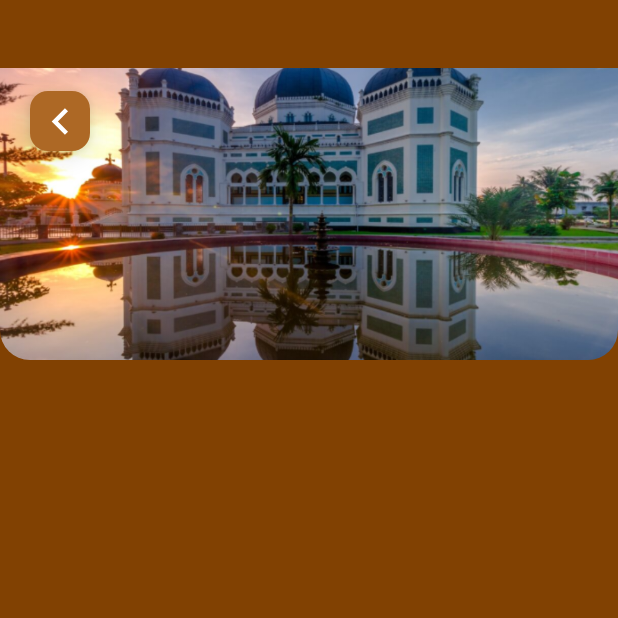
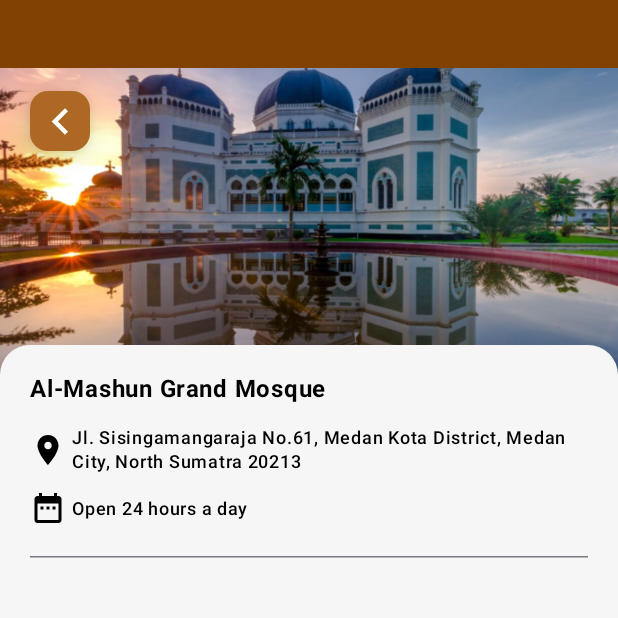
Before and after one commit to Limzen/Luminara-mobile, an Android app built with Jetpack Compose: the screen it shows after launch (MainActivity), on a phone screen of 412 x 824 dp, the top half of it. Run offline under Robolectric (Android 15) with nearby library versions, the light colour scheme and no system bars.

Commit message:
add topheader

```diff
--- a/app/src/main/java/com/example/luminara/ui/screens/home/SiteDetailScreen.kt
+++ b/app/src/main/java/com/example/luminara/ui/screens/home/SiteDetailScreen.kt
@@ -1,59 +1,178 @@
 package com.example.luminara.ui.screens.home
 
+import androidx.compose.animation.core.animateDpAsState
 import androidx.compose.foundation.Image
 import androidx.compose.foundation.background
-import androidx.compose.foundation.layout.Box
-import androidx.compose.foundation.layout.Column
-import androidx.compose.foundation.layout.Row
-import androidx.compose.foundation.layout.Spacer
-import androidx.compose.foundation.layout.fillMaxSize
-import androidx.compose.foundation.layout.fillMaxWidth
-import androidx.compose.foundation.layout.height
-import androidx.compose.foundation.layout.padding
-import androidx.compose.foundation.layout.width
+import androidx.compose.foundation.layout.*
+import androidx.compose.foundation.lazy.LazyColumn
+import androidx.compose.foundation.lazy.rememberLazyListState
 import androidx.compose.foundation.shape.RoundedCornerShape
+import androidx.compose.material.icons.Icons
+import androidx.compose.material.icons.filled.DateRange
+import androidx.compose.material.icons.filled.LocationOn
+import androidx.compose.material3.Divider
+import androidx.compose.material3.DividerDefaults
+import androidx.compose.material3.HorizontalDivider
+import androidx.compose.material3.Icon
+import androidx.compose.material3.MaterialTheme
+import androidx.compose.material3.Surface
+import androidx.compose.material3.Text
 import androidx.compose.runtime.Composable
+import androidx.compose.runtime.derivedStateOf
+import androidx.compose.runtime.getValue
+import androidx.compose.runtime.remember
+import androidx.compose.ui.Alignment
 import androidx.compose.ui.Modifier
 import androidx.compose.ui.draw.clip
+import androidx.compose.ui.graphics.Color
 import androidx.compose.ui.layout.ContentScale
+import androidx.compose.ui.platform.LocalDensity
 import androidx.compose.ui.res.painterResource
+import androidx.compose.ui.text.font.FontWeight
 import androidx.compose.ui.unit.dp
 import com.example.luminara.R
 import com.example.luminara.ui.components.Buttonback
-import com.example.luminara.ui.components.SearchTextField
+import com.example.luminara.ui.theme.BackgroundColor
 import com.example.luminara.ui.theme.Primary
 import com.example.luminara.utils.Dimensions
 
 @Composable
-fun SiteDetailScreen(modifier: Modifier = Modifier) {
-    Column(
+fun SiteDetailScreen() {
+    val imageHeightCollapsed = 80.dp
+    val imageHeightExpanded = 250.dp
+    val cornerRadius = 20.dp
+
+    val scrollState = rememberLazyListState()
+
+    // Total scroll including index and offset
+    val scrollOffsetPx by remember {
+        derivedStateOf {
+            val estimatedItemHeightPx = 80 // Rough estimate
+            scrollState.firstVisibleItemIndex * estimatedItemHeightPx + scrollState.firstVisibleItemScrollOffset
+        }
+    }
+
+    val maxOffsetPx = with(LocalDensity.current) { (imageHeightExpanded - imageHeightCollapsed).toPx().toInt() }
+    val safeScrollOffset = scrollOffsetPx.coerceIn(0, maxOffsetPx)
+    val scrollOffsetDp = with(LocalDensity.current) { safeScrollOffset.toDp() }
+
+    // Animate height based on scroll
+    val imageHeightDp by animateDpAsState(
+        targetValue = (imageHeightExpanded - scrollOffsetDp)
+            .coerceIn(imageHeightCollapsed, imageHeightExpanded),
+        label = "imageHeight"
+    )
+
+    Box(
         modifier = Modifier
             .fillMaxSize()
             .background(color = Primary)
     ) {
-        Box(modifier = Modifier
-            .fillMaxWidth()
-            .height(240.dp)
-            .padding(top = 45.dp)
+        // Header Image
+        Box(
+            modifier = Modifier
+                .fillMaxWidth()
+                .height(imageHeightDp)
+                .padding(top = 45.dp)
         ) {
             Image(
                 painter = painterResource(id = R.drawable.mosque1),
                 contentDescription = "site detail",
                 contentScale = ContentScale.Crop,
+                modifier = Modifier.fillMaxSize()
+            )
+
+            // Back button overlay
+            Box(
                 modifier = Modifier
                     .fillMaxSize()
-                    .clip(RoundedCornerShape(bottomStart = 20.dp, bottomEnd = 20.dp))
-            )
+                    .padding(
+                        start = Dimensions.OuterPadding,
+                        end = Dimensions.OuterPadding,
+                        top = 15.dp
+                    )
+            ) {
+                Buttonback(onClick = {})
+            }
+        }
 
-            Box(modifier = Modifier
+        // Scrollable Content
+        Surface(
+            modifier = Modifier
                 .fillMaxSize()
-                .padding(start = Dimensions.OuterPadding, end = Dimensions.OuterPadding, top = 15.dp)
+                .offset(y = imageHeightDp - cornerRadius),
+            shape = RoundedCornerShape(topStart = cornerRadius, topEnd = cornerRadius),
+            color = BackgroundColor
+        ) {
+            LazyColumn(
+                state = scrollState,
+                modifier = Modifier
+                    .fillMaxSize()
+                    .padding(Dimensions.OuterPadding)
             ) {
-                Buttonback(
-                    onClick = {},
-                )
+              item {
+                  TopHeader()
+              }
             }
-
         }
     }
 }
+
+@Composable
+private fun TopHeader() {
+    Column() {
+        Text(
+            text = "Al-Mashun Grand Mosque",
+            style = MaterialTheme.typography.titleMedium.copy(fontWeight = FontWeight.Bold)
+        )
+        Spacer(Modifier.height(16.dp))
+        Row(
+            modifier = Modifier.fillMaxWidth()
+        ) {
+            Row(
+                verticalAlignment = Alignment.CenterVertically
+            ) {
+                Icon(
+                    imageVector = Icons.Default.LocationOn,
+                    contentDescription = "location"
+                )
+                Spacer(Modifier.width(4.dp))
+                Text(
+                    text = "Jl. Sisingamangaraja No.61, Medan Kota District, Medan City, North Sumatra 20213",
+                    style = MaterialTheme.typography.labelMedium
+                )
+            }
+        }
+        Spacer(Modifier.height(12.dp))
+        Row(
+            modifier = Modifier.fillMaxWidth()
+        ) {
+            Row(
+                verticalAlignment = Alignment.CenterVertically
+            ) {
+                Icon(
+                    imageVector = Icons.Default.DateRange,
+                    contentDescription = "location"
+                )
+                Spacer(Modifier.width(4.dp))
+                Text(
+                    text = "Open 24 hours a day",
+                    style = MaterialTheme.typography.labelMedium
+                )
+            }
+        }
+        HorizontalDivider(
+            modifier = Modifier
+                .fillMaxWidth()
+                .padding(vertical = 20.dp),
+            thickness = DividerDefaults.Thickness,
+            color = DividerDefaults.color
+        )
+    }
+}
+
+@Composable
+private fun DescriptionSection() {
+    Column() {
+    }
+}
```
Also changed, not shown: 1 other file.
